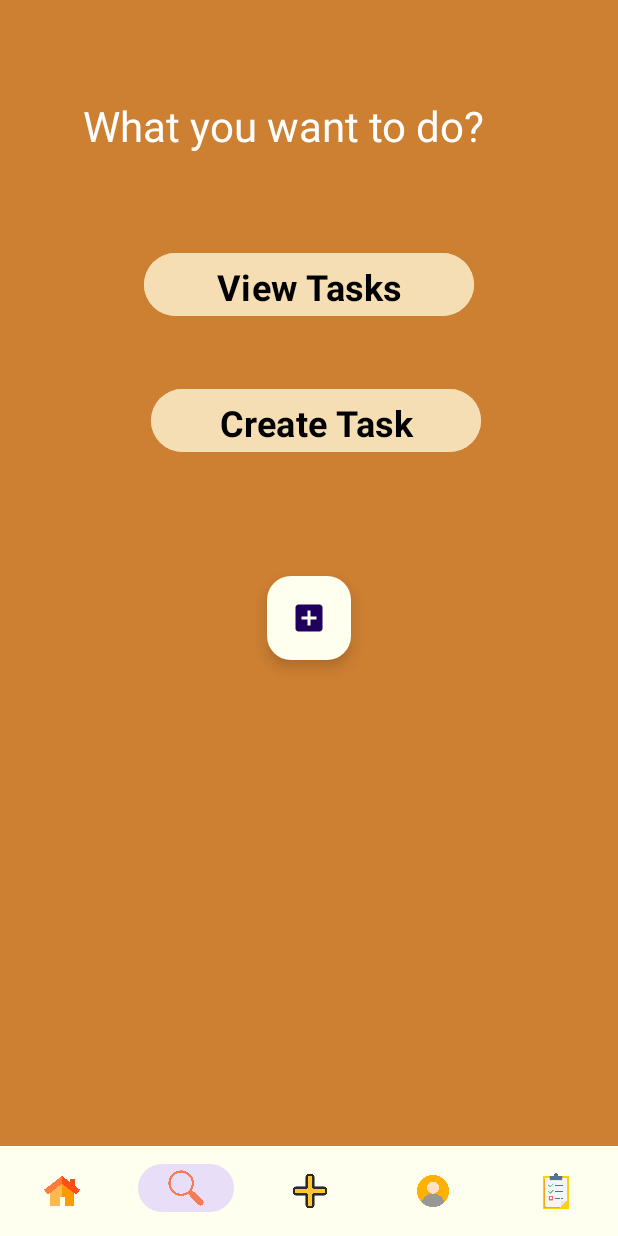
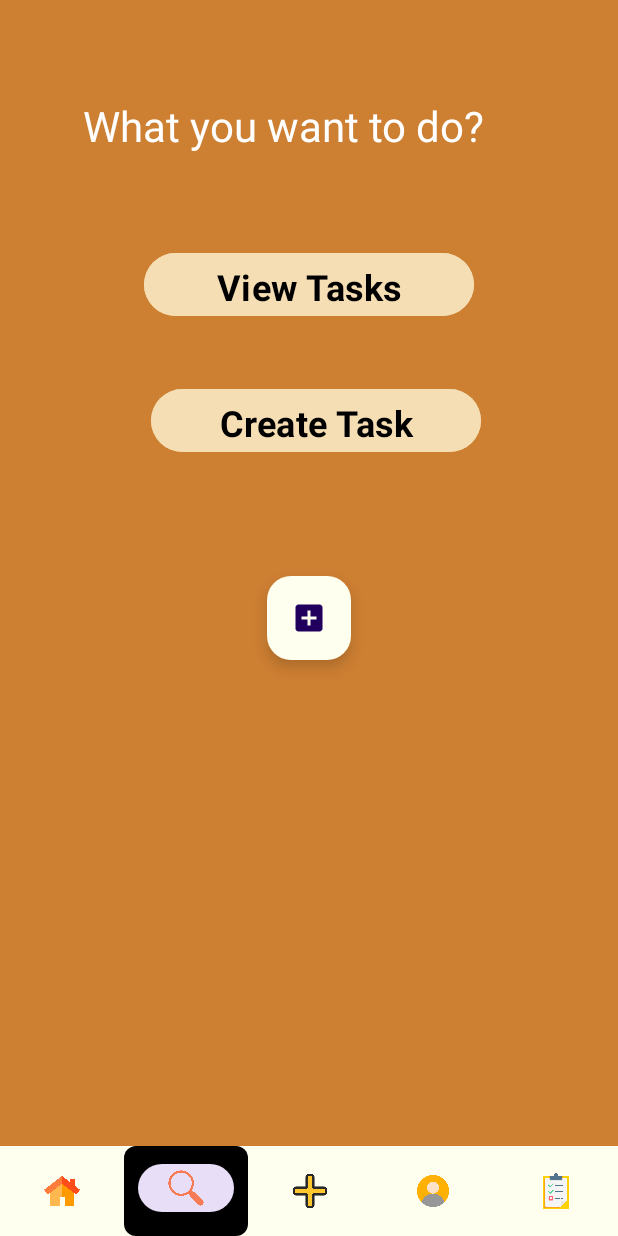
Before and after one commit to singhaditi2004/Task-Manager, an Android app: the MainActivity screen opened directly, with no data from a screen before it, item 2 of the bottom bar chosen, on a phone screen of 412 x 824 dp. Run offline under Robolectric (Android 15) with nearby library versions, the phone set to English and light mode, and no system bars; Roboto replaces fonts that are not available here.

Commit message:
ripple color

```diff
--- a/app/build.gradle.kts
+++ b/app/build.gradle.kts
@@ -50,4 +50,5 @@ dependencies {
     implementation(platform("com.google.firebase:firebase-bom:33.0.0"))
     implementation ("com.google.android.material:material:1.4.0")
     implementation ("com.google.android.material:material:1.2.0")
+    implementation ("com.google.android.material:material:1.7.0")
 }
--- a/app/src/main/java/com/example/taskmanager/MainActivity.java
+++ b/app/src/main/java/com/example/taskmanager/MainActivity.java
@@ -1,6 +1,7 @@
 package com.example.taskmanager;
 
 import android.content.Intent;
+import android.graphics.drawable.Drawable;
 import android.os.Bundle;
 import android.view.MenuItem;
 import android.view.View;
@@ -15,6 +16,7 @@ import androidx.core.view.WindowInsetsCompat;
 import androidx.fragment.app.Fragment;
 
 import com.google.android.material.bottomnavigation.BottomNavigationView;
+import com.google.android.material.navigation.NavigationView;
 
 public class MainActivity extends AppCompatActivity {
     Button createtask,viewtask;
@@ -45,6 +47,38 @@ public class MainActivity extends AppCompatActivity {
         // Disable icon tinting programmatically
         bottomNavigationView.setItemIconTintList(null);
 
+        Drawable activeDrawable = getResources().getDrawable(R.drawable.active_indicator);
+
+        // Set up item selected listener
+        bottomNavigationView.setOnItemSelectedListener(new BottomNavigationView.OnItemSelectedListener() {
+            @Override
+            public boolean onNavigationItemSelected(@NonNull MenuItem item) {
+                // Reset backgrounds for all items
+                for (int i = 0; i < bottomNavigationView.getMenu().size(); i++) {
+                    MenuItem menuItem = bottomNavigationView.getMenu().getItem(i);
+                    menuItem.setChecked(false);
+                    bottomNavigationView.findViewById(menuItem.getItemId()).setBackground(null);
+                }
+
+                // Set the background for the selected item
+                item.setChecked(true);
+                int itemId = item.getItemId();
+
+                if (itemId == R.id.home) {
+                    bottomNavigationView.findViewById(itemId).setBackground(activeDrawable);
+                } else if (itemId == R.id.search) {
+                    bottomNavigationView.findViewById(itemId).setBackground(activeDrawable);
+                } else if (itemId == R.id.plus) {
+                    bottomNavigationView.findViewById(itemId).setBackground(activeDrawable);
+                } else if (itemId == R.id.profile) {
+                    bottomNavigationView.findViewById(itemId).setBackground(activeDrawable);
+                } else if (itemId == R.id.task) {
+                    bottomNavigationView.findViewById(itemId).setBackground(activeDrawable);
+                }
+
+                return true;
+            }
+        });
 
         ViewCompat.setOnApplyWindowInsetsListener(findViewById(R.id.main), (v, insets) -> {
             Insets systemBars = insets.getInsets(WindowInsetsCompat.Type.systemBars());
--- a/app/src/main/res/color/nav_item_ripple_color.xml
+++ b/app/src/main/res/color/nav_item_ripple_color.xml
@@ -8,7 +8,7 @@
 
     <!-- Focused state with #C39B5F color -->
     <item android:color="#EF2E3F" android:state_focused="true"/>
-
+    <item android:color="#000" android:state_checked="true"/>
     <!-- Transparent for default states -->
     <item android:color="@android:color/transparent"/>
 </selector>
--- /dev/null
+++ b/app/src/main/res/drawable/active_indicator.xml
@@ -0,0 +1,5 @@
+<?xml version="1.0" encoding="utf-8"?>
+<shape xmlns:android="http://schemas.android.com/apk/res/android">
+    <solid android:color="#000"/> <!-- Change this to your desired color -->
+    <corners android:radius="8dp"/> <!-- Adjust the corner radius if needed -->
+</shape>
--- a/app/src/main/res/layout/activity_main.xml
+++ b/app/src/main/res/layout/activity_main.xml
@@ -66,14 +66,14 @@
         android:background="@color/ivory"
         app:itemIconTint="@null"
         app:itemRippleColor="@color/nav_item_ripple_color"
-        app:itemTextColor="@color/nav_item_ripple_color"
         app:layout_constraintBottom_toBottomOf="parent"
         app:layout_constraintEnd_toEndOf="parent"
         app:layout_constraintHorizontal_bias="0.0"
         app:layout_constraintStart_toStartOf="parent"
         app:layout_constraintTop_toTopOf="parent"
         app:layout_constraintVertical_bias="1.0"
-        app:menu="@menu/bottom_navigation_menu" />
+        app:menu="@menu/bottom_navigation_menu"
+       />
 
     <com.google.android.material.floatingactionbutton.FloatingActionButton
         android:id="@+id/floating_action_button"
```
Also changed, not shown: app/src/main/res/values/styles.xml (added, +14 -0 lines).
